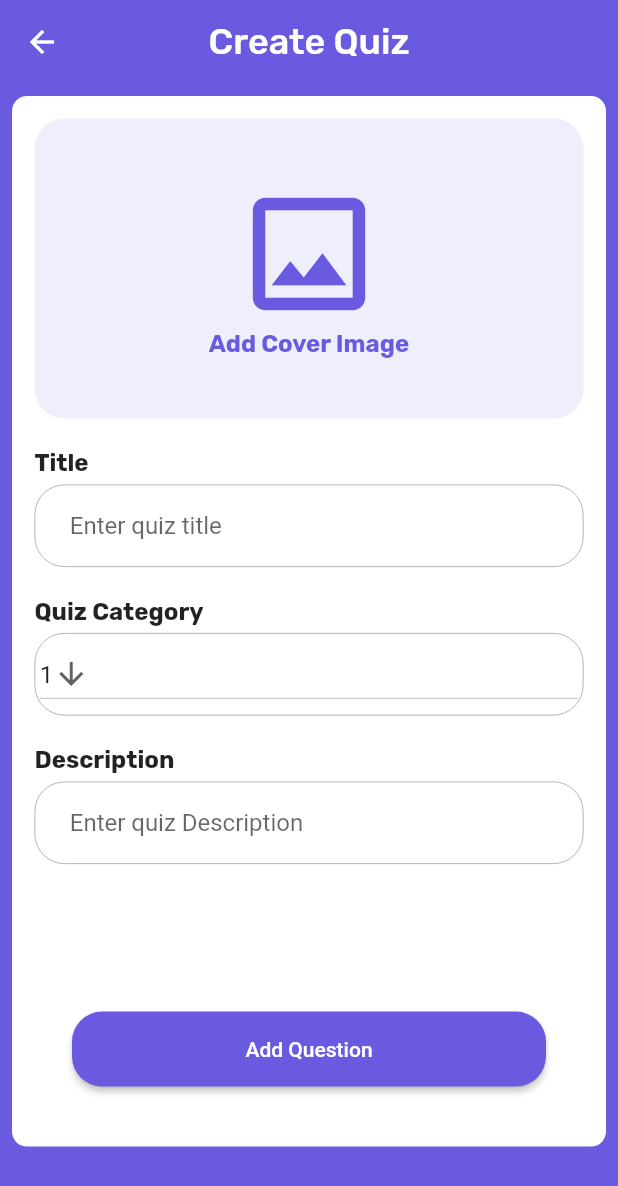
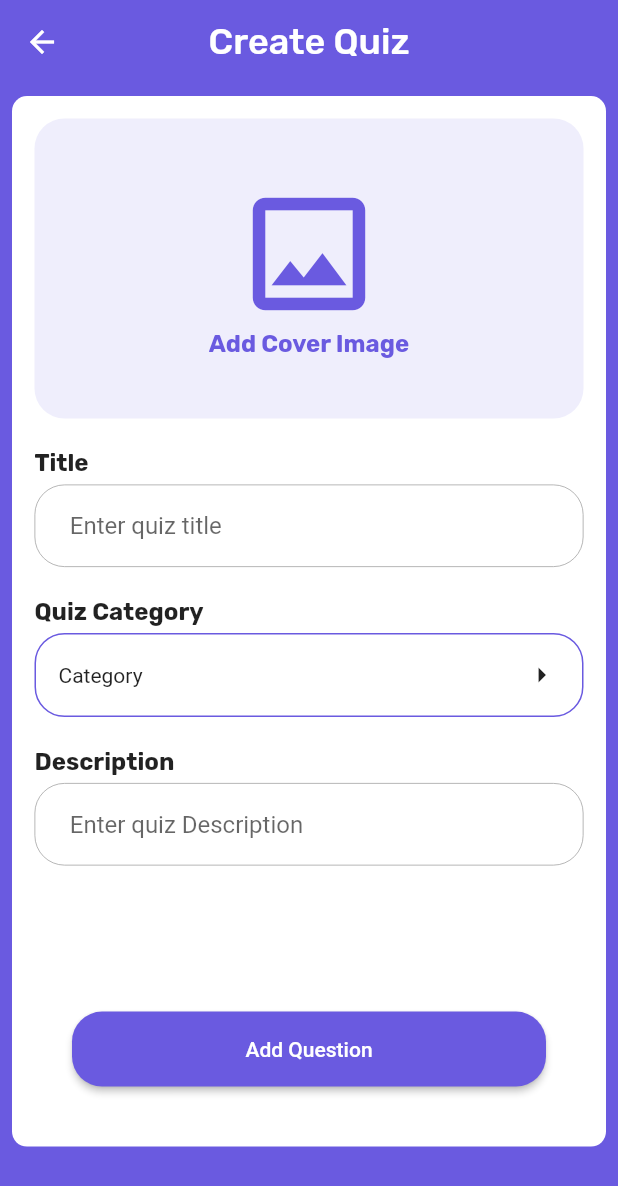
Before and after one commit to IagoAntunes/QuizApp, a Flutter app: the CreateQuizPage screen opened directly, on a phone screen of 412 x 824 dp. Shown: the top 1186 px of the screen. Run offline on Flutter 3.47's test engine with Material 2 defaults, Android fonts, the phone set to English and light mode, and no system bars; our stand-ins replace fl_chart, flutter_mobx, google_fonts, mobx, parse_server_sdk_flutter, sqflite; accounts and stored records are empty; generated files the repository leaves out were written again.

Commit message:
Create Category property

```diff
--- /dev/null
+++ b/lib/Models/category_model.dart
@@ -0,0 +1,34 @@
+import 'dart:convert';
+
+// ignore_for_file: public_member_api_docs, sort_constructors_first
+class CategoryModel {
+  String objectId;
+  String name;
+  String icon;
+  CategoryModel({
+    required this.objectId,
+    required this.name,
+    required this.icon,
+  });
+
+  Map<String, dynamic> toMap() {
+    return <String, dynamic>{
+      'objectId': objectId,
+      'name': name,
+      'icon': icon,
+    };
+  }
+
+  factory CategoryModel.fromMap(Map<String, dynamic> map) {
+    return CategoryModel(
+      objectId: map['objectId'] as String,
+      name: map['name'] as String,
+      icon: map['icon'] as String,
+    );
+  }
+
+  String toJson() => json.encode(toMap());
+
+  factory CategoryModel.fromJson(String source) =>
+      CategoryModel.fromMap(json.decode(source) as Map<String, dynamic>);
+}
--- a/lib/Models/quiz_model.dart
+++ b/lib/Models/quiz_model.dart
@@ -1,44 +1,42 @@
 // ignore_for_file: public_member_api_docs, sort_constructors_first
 import 'dart:convert';
-import 'dart:typed_data';
 
 import 'package:quizapp/Models/question_model.dart';
 
+import 'category_model.dart';
+
 class QuizModel {
   String title;
-  String idCategory;
   String description;
   List<QuestionModel> listQuestions;
   String? iconImage;
+  CategoryModel category;
   QuizModel({
     required this.title,
-    required this.idCategory,
     required this.description,
     required this.listQuestions,
     this.iconImage,
+    required this.category,
   });
 
   Map<String, dynamic> toMap() {
     return <String, dynamic>{
       'title': title,
-      'idCategory': idCategory,
       'description': description,
       'listQuestions': listQuestions.map((x) => x.toMap()).toList(),
       'iconImage': iconImage,
+      'category': category.toMap(),
     };
   }
 
   factory QuizModel.fromMap(Map<String, dynamic> map) {
     return QuizModel(
       title: map['title'] as String,
-      idCategory: map['idCategory'] as String,
       description: map['description'] as String,
       listQuestions: List<QuestionModel>.from(
-        (map['listQuestions'] as List<QuestionModel>).map<QuestionModel>(
-          (x) => QuestionModel.fromMap(x.toMap()),
-        ),
-      ),
-      iconImage: map['iconImage'],
+          (map['listQuestions'] as List<QuestionModel>)),
+      iconImage: map['iconImage'] != null ? map['iconImage'] as String : null,
+      category: map['category'],
     );
   }
 
--- a/lib/Pages/Nav/Create/CreateQuiz_page.dart
+++ b/lib/Pages/Nav/Create/CreateQuiz_page.dart
@@ -1,9 +1,13 @@
+import 'package:flutter/foundation.dart';
 import 'package:flutter/material.dart';
 import 'package:google_fonts/google_fonts.dart';
 import 'package:quizapp/Models/quiz_model.dart';
 import 'package:quizapp/Pages/Nav/Create/CreateQuestions_page.dart';
+import 'package:quizapp/Pages/Nav/Create/SelectCategory_page.dart';
 import 'package:quizapp/Pages/Quiz/QuizHome_page.dart';
 import 'package:quizapp/utils/const.dart';
+
+import '../../../Models/category_model.dart';
 
 class CreateQuizPage extends StatefulWidget {
   const CreateQuizPage({super.key});
@@ -112,7 +116,13 @@ class _CreateQuizPageState extends State<CreateQuizPage> {
                     ],
                   ),
                 ),
-                Padding(
+                GestureDetector(
+                  onTap: () => Navigator.push(
+                      context,
+                      MaterialPageRoute(
+                        builder: (context) => SelectCategoryPage(),
+                      )),
+                  child: Padding(
                     padding: const EdgeInsets.only(top: 20),
                     child: Column(
                       crossAxisAlignment: CrossAxisAlignment.stretch,
@@ -128,36 +138,23 @@ class _CreateQuizPageState extends State<CreateQuizPage> {
                           ),
                         ),
                         Container(
-                        width: 200,
-                        padding: EdgeInsets.all(3),
+                          padding: EdgeInsets.all(15),
                           decoration: BoxDecoration(
-                          border: Border.all(width: 0.5, color: Colors.grey),
+                            border: Border.all(width: 1, color: primaryColor),
                             borderRadius: const BorderRadius.all(
                               Radius.circular(20),
                             ),
                           ),
-                        child: DropdownButton<int>(
-                          value: dropdownValue,
-                          icon: const Icon(Icons.arrow_downward),
-                          elevation: 16,
-                          onChanged: (value) {
-                            setState(() {
-                              dropdownValue = value!;
-                            });
-                          },
-                          items: listItems.map<DropdownMenuItem<int>>(
-                            (int value) {
-                              return DropdownMenuItem<int>(
-                                value: value,
-                                child: Text(
-                                  value.toString(),
-                                ),
-                              );
-                            },
-                          ).toList(),
+                          child: Row(
+                            mainAxisAlignment: MainAxisAlignment.spaceBetween,
+                            children: const [
+                              Text("Category"),
+                              Icon(Icons.arrow_right),
+                            ],
                           ),
                         ),
                       ],
+                    ),
                   ),
                 ),
                 Padding(
@@ -217,9 +214,10 @@ class _CreateQuizPageState extends State<CreateQuizPage> {
                             controllerDescription.text.toString().isNotEmpty) {
                           QuizModel quiz = QuizModel(
                             title: controllerTitle.text.toString(),
-                            idCategory: controllerCategory.text.toString(),
                             description: controllerDescription.text.toString(),
                             listQuestions: [],
+                            category: CategoryModel(
+                                name: "teste", icon: "teste", objectId: "111"),
                           );
                           Navigator.push(
                             context,
--- a/lib/Pages/Quiz/QuizHome_page.dart
+++ b/lib/Pages/Quiz/QuizHome_page.dart
@@ -65,7 +65,7 @@ class _QuizHomePageState extends State<QuizHomePage> {
                               size: 20,
                             ),
                             Text(
-                              widget.quiz.idCategory.toString(),
+                              widget.quiz.category.name,
                               style: GoogleFonts.rubik(
                                 color: primaryColor,
                                 fontWeight: FontWeight.w600,
--- a/lib/Services/createQuiz_service.dart
+++ b/lib/Services/createQuiz_service.dart
@@ -6,6 +6,7 @@ import 'package:quizapp/Models/quiz_model.dart';
 import 'package:quizapp/Models/user_model.dart';
 import 'package:quizapp/utils/const.dart';
 
+import '../Models/category_model.dart';
 import '../Models/question_model.dart';
 
 class CreateQuizService {
@@ -32,7 +33,7 @@ class CreateQuizService {
     List<QuizModel> list = [];
     try {
       final response = await http.get(
-        Uri.parse(uriApi + "/parse/classes/Quiz"),
+        Uri.parse(uriApi + "/parse/classes/Quiz?include=category"),
         headers: <String, String>{
           'X-Parse-Application-Id': 'rEe5OVkoHsWOc3igs1ofd7vvy0EqKhdStryjaKWJ',
           'X-Parse-REST-API-Key': '4Oeb8idoFeBZQ67vkS4Wi4xYsIdPcJA7uUtE55zE'
@@ -43,14 +44,16 @@ class CreateQuizService {
       for (var quiz in res['results']) {
         Map<String, dynamic> map = {
           "title": quiz['title'] as String,
-          "idCategory": quiz['idCategory'] as String,
           "description": quiz['description'] as String,
           "listQuestions": List<QuestionModel>.from(
             (quiz['listQuestions'] as List<dynamic>).map<QuestionModel>(
               (x) => QuestionModel.fromMap(x as Map<String, dynamic>),
             ),
           ),
-          "iconImage": quiz['iconImage']
+          "iconImage": quiz['iconImage'],
+          "category": CategoryModel.fromMap(
+            quiz['category'],
+          )
         };
         list.add(QuizModel.fromMap(map));
       }
```
Also changed, not shown: lib/Pages/Login/Login_page.dart (+7 -0 lines), lib/Pages/Nav/Create/SelectCategory_page.dart (added, +162 -0 lines), lib/Providers/listCategory_provider.dart (added, +14 -0 lines), lib/Services/category_service.dart (added, +35 -0 lines), lib/main.dart (+8 -2 lines), lib/store/SelectCategory.store.dart (added, +15 -0 lines), lib/store/SelectCategory.store.g.dart (added). Lines whose indentation alone changed are shown as unchanged.
